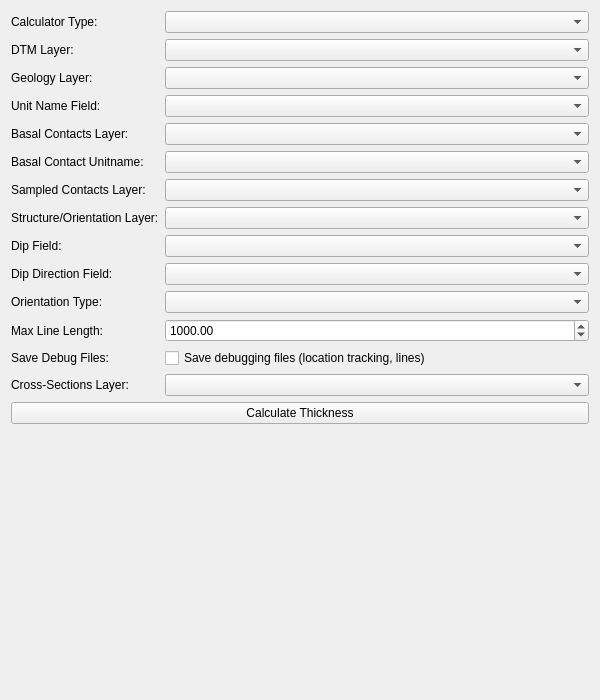
The window that loopstructural/gui/map2loop_tools/thickness_calculator_widget.ui (Loop3D/plugin_loopstructural) describes before a commit, drawn with Qt 5.
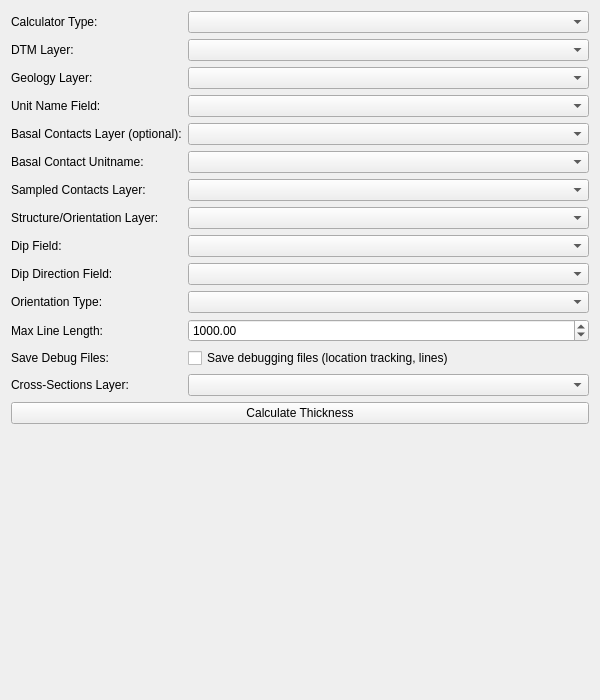
The same window after the commit. Custom widgets are drawn as their Qt base class.

Commit message:
feat: derive basal contacts from geology map in thickness calculators
Basal contacts are now extracted automatically from the geology layer
and stratigraphic column when no basal-contacts layer is supplied, so
the separate "Extract Basal Contacts" step is no longer required
before running the thickness calculator (GUI widget and the
Processing Toolbox algorithm).

Diff of the .ui file:
```diff
--- a/loopstructural/gui/map2loop_tools/thickness_calculator_widget.ui
+++ b/loopstructural/gui/map2loop_tools/thickness_calculator_widget.ui
@@ -63,7 +63,7 @@
      <item row="4" column="0">
       <widget class="QLabel" name="basalContactsLabel">
        <property name="text">
-        <string>Basal Contacts Layer:</string>
+        <string>Basal Contacts Layer (optional):</string>
        </property>
       </widget>
      </item>
```
Left out of the diff: 6 changed lines with no effect on the pictures. The commit also changes 3 other files.
